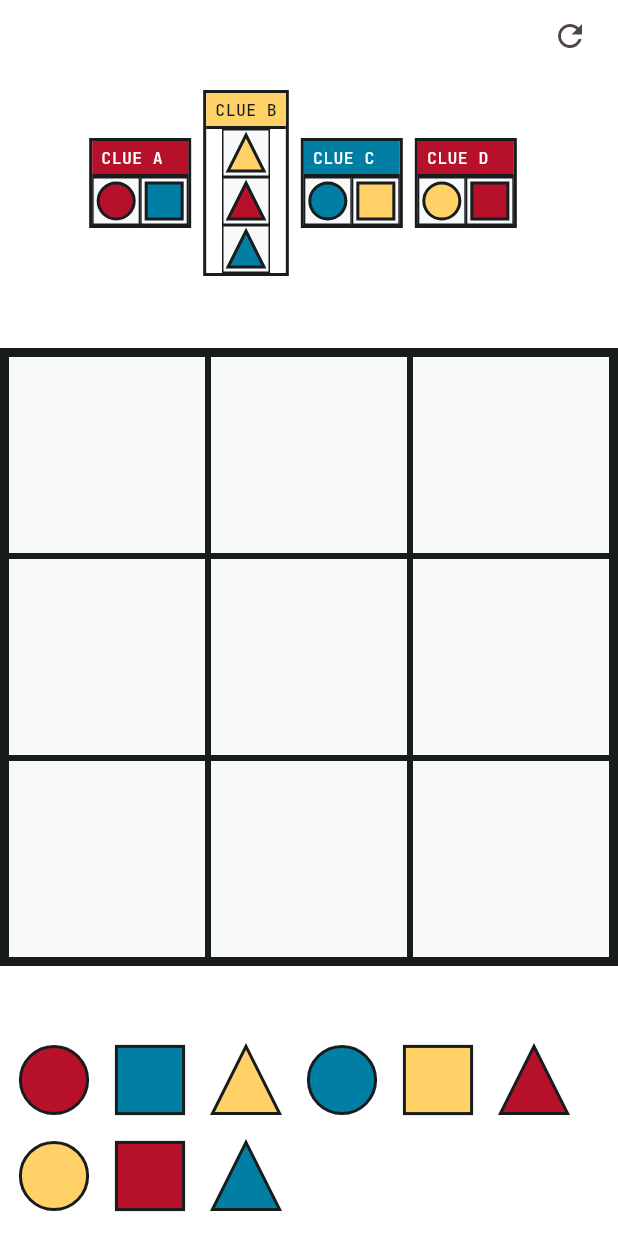
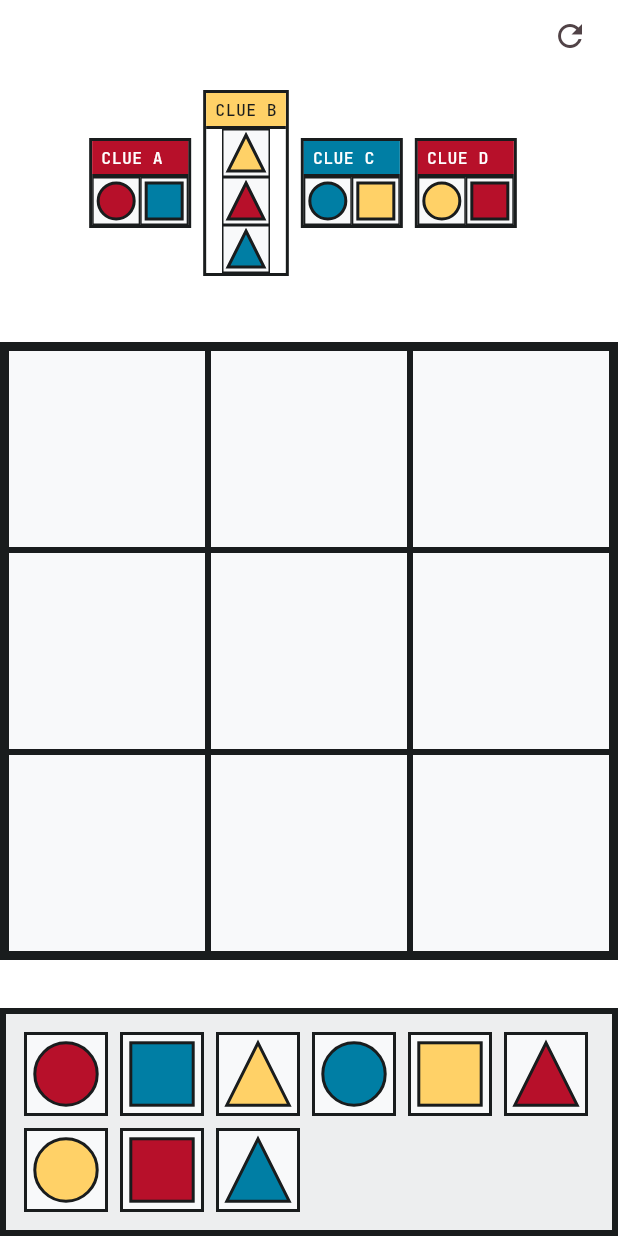
Before and after one commit to koczka990/modulor, a Flutter app: the screen it shows after launch, on a phone screen of 412 x 824 dp. Run offline on Flutter 3.47's test engine with Material 3 defaults, Android fonts, the phone set to English and light mode, and no system bars; our stand-ins replace google_fonts.

Commit message:
feat: styled Tray with surface-container background and bordered piece boxes

```diff
--- a/modulor_app/lib/widgets/tray.dart
+++ b/modulor_app/lib/widgets/tray.dart
@@ -1,6 +1,7 @@
 import 'package:flutter/material.dart';
+import '../app_theme.dart';
+import '../models/drag_data.dart';
 import '../models/piece.dart';
-import '../models/drag_data.dart';
 import 'piece_widget.dart';
 
 class Tray extends StatelessWidget {
@@ -29,10 +30,13 @@ class Tray extends StatelessWidget {
           builder: (context, candidateData, rejectedData) {
             return Container(
               width: double.infinity,
-              color: candidateData.isNotEmpty
-                  ? Colors.amber.withOpacity(0.15)
-                  : Colors.transparent,
-              padding: const EdgeInsets.symmetric(vertical: 12, horizontal: 8),
+              decoration: BoxDecoration(
+                border: Border.all(color: AppColors.ink, width: 4),
+                color: candidateData.isNotEmpty
+                    ? AppColors.secondaryContainer.withOpacity(0.2)
+                    : AppColors.surfaceContainer,
+              ),
+              padding: const EdgeInsets.all(12),
               child: Wrap(
                 spacing: 8,
                 runSpacing: 8,
@@ -47,17 +51,13 @@ class Tray extends StatelessWidget {
                         ),
                         feedback: Material(
                           color: Colors.transparent,
-                          child: PieceWidget(piece: tray[i]!, size: pieceSize),
+                          child: _PieceBox(piece: tray[i]!, size: pieceSize),
                         ),
                         childWhenDragging: SizedBox(
                           width: pieceSize,
                           height: pieceSize,
                         ),
-                        child: SizedBox(
-                          width: pieceSize,
-                          height: pieceSize,
-                          child: PieceWidget(piece: tray[i]!, size: pieceSize),
-                        ),
+                        child: _PieceBox(piece: tray[i]!, size: pieceSize),
                       ),
                 ],
               ),
@@ -68,9 +68,12 @@ class Tray extends StatelessWidget {
           ElevatedButton(
             onPressed: onCheck,
             style: ElevatedButton.styleFrom(
-              backgroundColor: Colors.black87,
+              backgroundColor: AppColors.primary,
               foregroundColor: Colors.white,
-              padding: const EdgeInsets.symmetric(horizontal: 32, vertical: 14),
+              padding:
+                  const EdgeInsets.symmetric(horizontal: 32, vertical: 14),
+              shape: const RoundedRectangleBorder(
+                  borderRadius: BorderRadius.zero),
             ),
             child: const Text(
               'CHECK',
@@ -81,3 +84,23 @@ class Tray extends StatelessWidget {
     );
   }
 }
+
+class _PieceBox extends StatelessWidget {
+  final Piece piece;
+  final double size;
+
+  const _PieceBox({required this.piece, required this.size});
+
+  @override
+  Widget build(BuildContext context) {
+    return Container(
+      width: size,
+      height: size,
+      decoration: BoxDecoration(
+        border: Border.all(color: AppColors.ink, width: 2),
+        color: AppColors.background,
+      ),
+      child: PieceWidget(piece: piece, size: size),
+    );
+  }
+}
```
